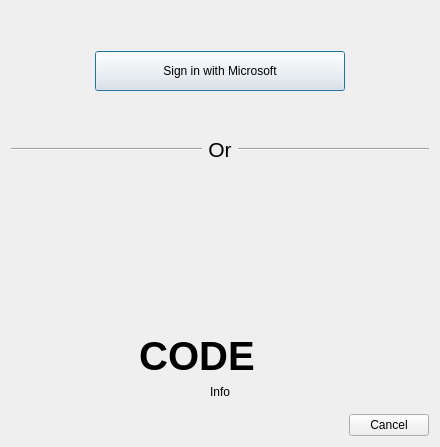
Before: the Qt Designer form launcher/ui/dialogs/MSALoginDialog.ui in KomorebiLauncher/KomorebiLauncher, drawn with Qt 5.
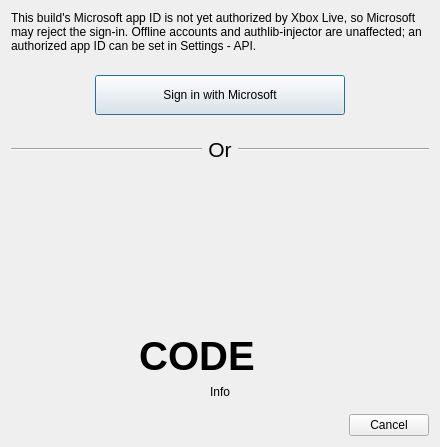
After: the same form once the commit is applied. Icons and pictures are not drawn.

Commit message:
Say what a rejected Microsoft sign-in means
The app id we ship is not on Xbox Live's allowlist yet, so the consent page can
turn a user away. Say so where that happens and point at the account types that
work regardless, instead of the wizard claiming a Microsoft account is required
to play. The notice disappears once an approved app id is configured.

What changed in the file:
```diff
--- a/launcher/ui/dialogs/MSALoginDialog.ui
+++ b/launcher/ui/dialogs/MSALoginDialog.ui
@@ -20,6 +20,19 @@
    <string>Add Microsoft Account</string>
   </property>
   <layout class="QVBoxLayout" name="verticalLayout_6">
+   <item>
+    <widget class="QLabel" name="approvalNotice">
+     <property name="text">
+      <string>This build's Microsoft app ID is not yet authorized by Xbox Live, so Microsoft may reject the sign-in. Offline accounts and authlib-injector are unaffected; an authorized app ID can be set in Settings - API.</string>
+     </property>
+     <property name="wordWrap">
+      <bool>true</bool>
+     </property>
+     <property name="textInteractionFlags">
+      <set>Qt::TextSelectableByMouse</set>
+     </property>
+    </widget>
+   </item>
    <item>
     <widget class="QStackedWidget" name="stackedWidget2">
      <property name="currentIndex">
```
The commit also changes 2 other files.
